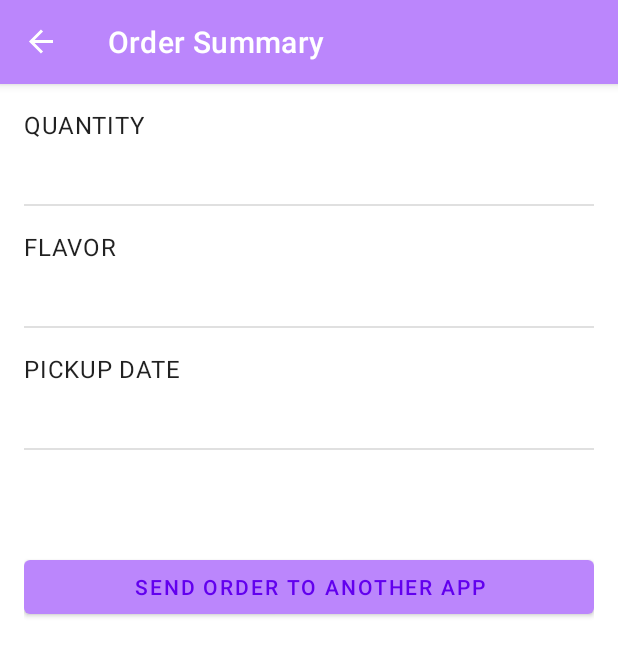
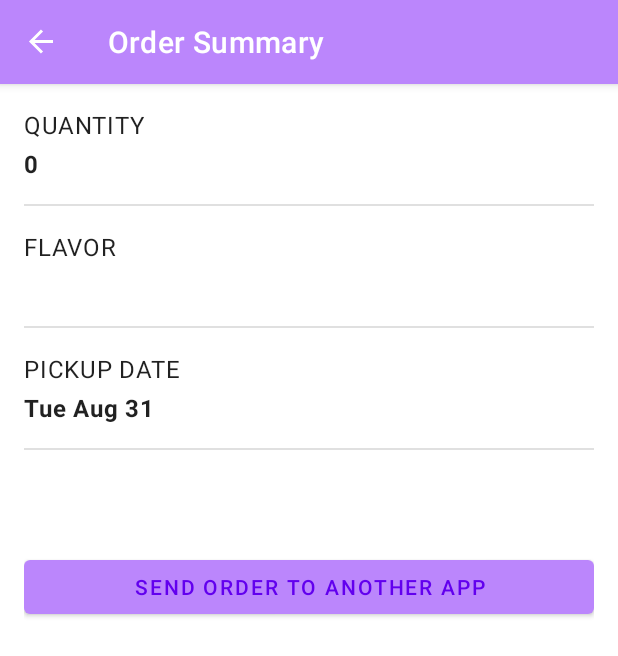
Before and after one commit to darshangaikwad/learnings, an Android app: the PickupFragment screen opened through its navigation route, after a tap on "NEXT", on a phone screen of 412 x 824 dp. Shown: the top 656 px of the screen. Run offline under Robolectric (Android 15) with nearby library versions, the phone set to English and light mode, and no system bars; our stand-ins replace data binding, navigation-ui; 4 statements that could not run were skipped.

Commit message:
Shared view model implementation
Signed-off-by: darshangaikwad <darshangkwd8182@gmail.com>

```diff
--- a/app/src/main/java/com/darshangaikwad/mylearning/cupcake/view/PickupFragment.kt
+++ b/app/src/main/java/com/darshangaikwad/mylearning/cupcake/view/PickupFragment.kt
@@ -6,8 +6,10 @@ import android.view.View
 import android.view.ViewGroup
 import android.widget.Toast
 import androidx.fragment.app.Fragment
+import androidx.fragment.app.activityViewModels
 import androidx.navigation.fragment.findNavController
 import com.darshangaikwad.mylearning.R
+import com.darshangaikwad.mylearning.cupcake.viewmodel.OrderViewModel
 import com.darshangaikwad.mylearning.databinding.FragmentPickupBinding
 
 /**
@@ -19,6 +21,7 @@ class PickupFragment : Fragment() {
     // This property is non-null between the onCreateView() and onDestroyView() lifecycle callbacks,
     // when the view hierarchy is attached to the fragment.
     private var binding: FragmentPickupBinding? = null
+    private val sharedViewModel: OrderViewModel by activityViewModels()
 
     override fun onCreateView(
         inflater: LayoutInflater, container: ViewGroup?,
@@ -33,7 +36,9 @@ class PickupFragment : Fragment() {
         super.onViewCreated(view, savedInstanceState)
 
         binding?.apply {
-            nextButton.setOnClickListener { goToNextScreen() }
+            lifecycleOwner = viewLifecycleOwner
+            viewModel = sharedViewModel
+            pickupFragment = this@PickupFragment
         }
     }
 
--- a/app/src/main/java/com/darshangaikwad/mylearning/cupcake/view/StartFragment.kt
+++ b/app/src/main/java/com/darshangaikwad/mylearning/cupcake/view/StartFragment.kt
@@ -6,8 +6,10 @@ import android.view.View
 import android.view.ViewGroup
 import android.widget.Toast
 import androidx.fragment.app.Fragment
+import androidx.fragment.app.activityViewModels
 import androidx.navigation.fragment.findNavController
 import com.darshangaikwad.mylearning.R
+import com.darshangaikwad.mylearning.cupcake.viewmodel.OrderViewModel
 import com.darshangaikwad.mylearning.databinding.FragmentStartBinding
 
 /**
@@ -19,6 +21,7 @@ class StartFragment : Fragment() {
     // This property is non-null between the onCreateView() and onDestroyView() lifecycle callbacks,
     // when the view hierarchy is attached to the fragment.
     private var binding: FragmentStartBinding? = null
+    private val sharedViewModel: OrderViewModel by activityViewModels()
 
     override fun onCreateView(
         inflater: LayoutInflater, container: ViewGroup?,
@@ -31,19 +34,17 @@ class StartFragment : Fragment() {
 
     override fun onViewCreated(view: View, savedInstanceState: Bundle?) {
         super.onViewCreated(view, savedInstanceState)
-
-        binding?.apply {
-            // Set up the button click listeners
-            orderOneCupcake.setOnClickListener { orderCupcake(1) }
-            orderSixCupcakes.setOnClickListener { orderCupcake(6) }
-            orderTwelveCupcakes.setOnClickListener { orderCupcake(12) }
-        }
+        binding?.startFragment = this
     }
 
     /**
      * Start an order with the desired quantity of cupcakes and navigate to the next screen.
      */
     fun orderCupcake(quantity: Int) {
+        sharedViewModel.setQuantity(quantity)
+        if (sharedViewModel.hasNoFlavorSet()) {
+            sharedViewModel.setFlavor(getString(R.string.vanilla))
+        }
         findNavController().navigate(R.id.action_startFragment_to_flavorFragment)
         Toast.makeText(activity, "Ordered $quantity cupcake(s)", Toast.LENGTH_SHORT).show()
     }
--- a/app/src/main/java/com/darshangaikwad/mylearning/cupcake/view/SummaryFragment.kt
+++ b/app/src/main/java/com/darshangaikwad/mylearning/cupcake/view/SummaryFragment.kt
@@ -6,6 +6,8 @@ import android.view.View
 import android.view.ViewGroup
 import android.widget.Toast
 import androidx.fragment.app.Fragment
+import androidx.fragment.app.activityViewModels
+import com.darshangaikwad.mylearning.cupcake.viewmodel.OrderViewModel
 import com.darshangaikwad.mylearning.databinding.FragmentSummaryBinding
 
 /**
@@ -17,6 +19,7 @@ class SummaryFragment : Fragment() {
     // This property is non-null between the onCreateView() and onDestroyView() lifecycle callbacks,
     // when the view hierarchy is attached to the fragment.
     private var binding: FragmentSummaryBinding? = null
+    private val sharedViewModel: OrderViewModel by activityViewModels()
 
     override fun onCreateView(
         inflater: LayoutInflater, container: ViewGroup?,
@@ -31,7 +34,9 @@ class SummaryFragment : Fragment() {
         super.onViewCreated(view, savedInstanceState)
 
         binding?.apply {
-            sendButton.setOnClickListener { sendOrder() }
+            lifecycleOwner = viewLifecycleOwner
+            viewModel = sharedViewModel
+            summaryFragment = this@SummaryFragment
         }
     }
 
--- /dev/null
+++ b/app/src/main/java/com/darshangaikwad/mylearning/cupcake/viewmodel/OrderViewModel.kt
@@ -0,0 +1,83 @@
+package com.darshangaikwad.mylearning.cupcake.viewmodel
+
+import androidx.lifecycle.LiveData
+import androidx.lifecycle.MutableLiveData
+import androidx.lifecycle.Transformations
+import androidx.lifecycle.ViewModel
+import java.text.NumberFormat
+import java.text.SimpleDateFormat
+import java.util.*
+
+/**
+ * Created by Darshan Gaikwad on 31,August,2021
+ */
+
+private const val PRICE_PER_CUPCAKE = 2.00
+private const val PRICE_FOR_SAME_DAY_PICKUP = 3.00
+
+class OrderViewModel : ViewModel() {
+
+    private val _quantity = MutableLiveData<Int>()
+    val quantity: LiveData<Int> = _quantity
+
+    private val _flavor = MutableLiveData<String>()
+    val flavor: LiveData<String> = _flavor
+
+    private val _date = MutableLiveData<String>()
+    val date: LiveData<String> = _date
+
+    private val _price = MutableLiveData<Double>()
+    val price: LiveData<String> = Transformations.map(_price) {
+        NumberFormat.getCurrencyInstance().format(it)
+    }
+
+    fun setQuantity(numberCupcakes: Int) {
+        _quantity.value = numberCupcakes
+        updatePrice()
+    }
+
+    fun setFlavor(desiredFlavor: String) {
+        _flavor.value = desiredFlavor
+    }
+
+    fun setDate(pickupDate: String) {
+        _date.value = pickupDate
+        updatePrice()
+    }
+
+    fun hasNoFlavorSet(): Boolean {
+        return _flavor.value.isNullOrEmpty()
+    }
+
+    private fun getPickupOptions(): List<String> {
+        val options = mutableListOf<String>()
+        val formatter = SimpleDateFormat("E MMM d", Locale.getDefault())
+        val calendar = Calendar.getInstance()
+        repeat(4) {
+            options.add(formatter.format(calendar.time))
+            calendar.add(Calendar.DATE, 1)
+        }
+        return options
+    }
+
+    val dateOptions = getPickupOptions()
+
+    fun resetOrder() {
+        _quantity.value = 0
+        _flavor.value = ""
+        _date.value = dateOptions[0]
+        _price.value = 0.0
+    }
+
+    init {
+        resetOrder()
+    }
+
+    private fun updatePrice() {
+        var calculatedPrice = (quantity.value ?: 0) * PRICE_PER_CUPCAKE
+        if (dateOptions[0] == _date.value) {
+            calculatedPrice += PRICE_FOR_SAME_DAY_PICKUP
+        }
+        _price.value = calculatedPrice
+    }
+}
--- a/app/src/main/res/layout/fragment_summary.xml
+++ b/app/src/main/res/layout/fragment_summary.xml
@@ -2,6 +2,17 @@
 <layout xmlns:android="http://schemas.android.com/apk/res/android"
     xmlns:tools="http://schemas.android.com/tools"
     tools:context="com.darshangaikwad.mylearning.cupcake.view.SummaryFragment">
+
+    <data>
+
+        <variable
+            name="viewModel"
+            type="com.darshangaikwad.mylearning.cupcake.viewmodel.OrderViewModel" />
+
+        <variable
+            name="summaryFragment"
+            type="com.darshangaikwad.mylearning.cupcake.view.SummaryFragment" />
+    </data>
 
     <ScrollView
         android:layout_width="match_parent"
@@ -36,7 +47,7 @@
                     android:layout_width="wrap_content"
                     android:layout_height="wrap_content"
                     android:layout_marginTop="@dimen/order_summary_margin"
-                    tools:text="6 cupcakes" />
+                    android:text="@{viewModel.quantity.toString()}" />
 
                 <View
                     android:id="@+id/divider1"
@@ -59,7 +70,7 @@
                     android:layout_width="wrap_content"
                     android:layout_height="wrap_content"
                     android:layout_marginTop="@dimen/order_summary_margin"
-                    tools:text="Chocolate" />
+                    android:text="@{viewModel.flavor}" />
 
                 <View
                     android:id="@+id/divider2"
@@ -82,7 +93,7 @@
                     android:layout_width="wrap_content"
                     android:layout_height="wrap_content"
                     android:layout_marginTop="@dimen/order_summary_margin"
-                    tools:text="Sunday" />
+                    android:text="@{viewModel.date}" />
 
                 <View
                     android:id="@+id/divider3"
@@ -99,7 +110,7 @@
                     android:layout_height="wrap_content"
                     android:layout_gravity="end"
                     android:layout_marginTop="@dimen/side_margin"
-                    tools:text="Total $5.00" />
+                    android:text="@{@string/subtotal_price(viewModel.price)}" />
 
             </LinearLayout>
 
@@ -108,6 +119,7 @@
                 android:layout_width="match_parent"
                 android:layout_height="wrap_content"
                 android:layout_marginTop="@dimen/side_margin"
+                android:onClick="@{() -> summaryFragment.sendOrder()}"
                 android:text="@string/send" />
 
         </LinearLayout>
```
Also changed, not shown: app/src/main/java/com/darshangaikwad/mylearning/cupcake/view/FlavorFragment.kt (+6 -1 lines), app/src/main/res/layout/fragment_flavor.xml (+24 -2 lines), app/src/main/res/layout/fragment_pickup.xml (+26 -6 lines), app/src/main/res/layout/fragment_start.xml (+10 -0 lines).
